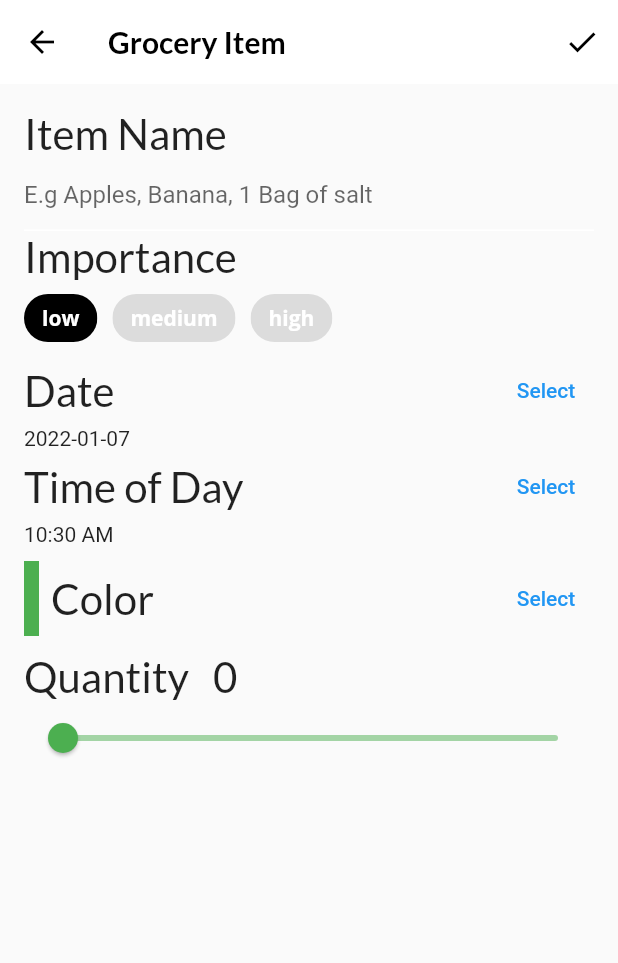
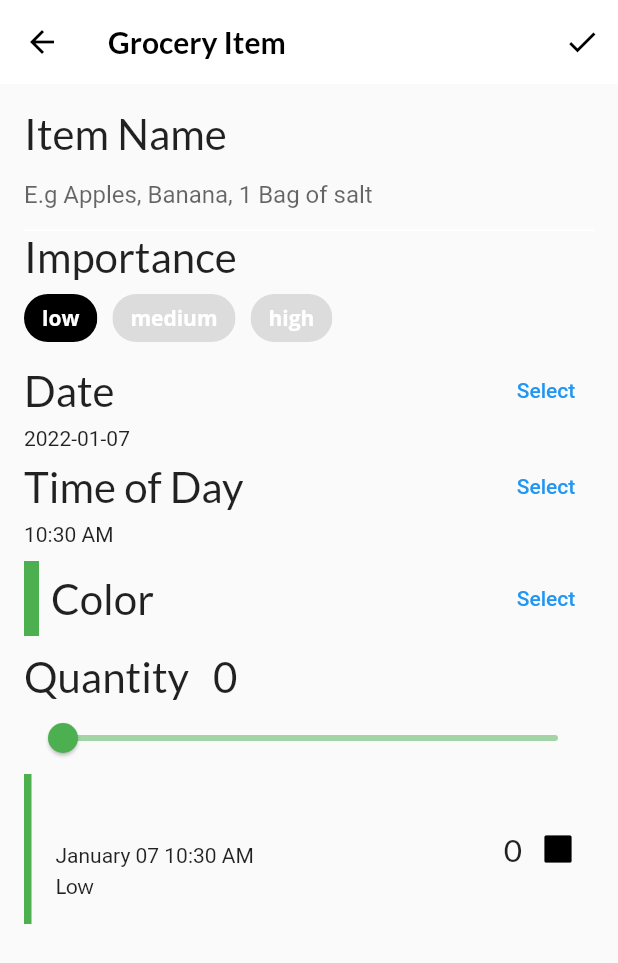
Before and after one commit to chawatvish/flutter_apprentice_book, a Flutter app: the screen it shows after launch, item 3 of the bottom bar chosen, after a tap on the "add" icon, on a phone screen of 412 x 824 dp. Shown: the top 963 px of the screen. Run offline on Flutter 3.47's test engine with Material 2 defaults, Android fonts, the phone set to English and light mode, and no system bars; our stand-ins replace flutter_colorpicker, google_fonts; project files that could hold a hidden picture were left out.

Commit message:
finish grocery tile

```diff
--- /dev/null
+++ b/04-interactive-widgets/project/lib/components/grocery_tile.dart
@@ -0,0 +1,110 @@
+import 'package:flutter/material.dart';
+import 'package:google_fonts/google_fonts.dart';
+import 'package:intl/intl.dart';
+import '../models/grocery_item.dart';
+
+class GroceryTile extends StatelessWidget {
+  final GroceryItem item;
+  final Function(bool?)? onComplete;
+  final TextDecoration textDecoration;
+
+  GroceryTile({
+    Key? key,
+    required this.item,
+    this.onComplete,
+  })  : textDecoration =
+            item.isComplete ? TextDecoration.lineThrough : TextDecoration.none,
+        super(key: key);
+
+  @override
+  Widget build(BuildContext context) {
+    // TODO 21: Change this Widget
+    return Container(
+      height: 100.0,
+      child: Row(
+        mainAxisAlignment: MainAxisAlignment.spaceBetween,
+        children: [
+          Row(
+            children: [
+              Container(
+                width: 5.0,
+                color: item.color,
+              ),
+              const SizedBox(width: 16.0),
+              Column(
+                mainAxisAlignment: MainAxisAlignment.center,
+                crossAxisAlignment: CrossAxisAlignment.start,
+                children: [
+                  Text(
+                    item.name,
+                    style: GoogleFonts.lato(
+                      decoration: textDecoration,
+                      fontSize: 21.0,
+                      fontWeight: FontWeight.bold,
+                    ),
+                  ),
+                  const SizedBox(height: 4.0),
+                  buildDate(),
+                  const SizedBox(height: 4.0),
+                  buildImportance(),
+                ],
+              ),
+            ],
+          ),
+          Row(
+            children: [
+              Text(
+                item.quantity.toString(),
+                style: GoogleFonts.lato(
+                  decoration: textDecoration,
+                  fontSize: 21.0,
+                ),
+              ),
+              buildCheckbox(),
+            ],
+          ),
+        ],
+      ),
+    );
+  }
+
+  Widget buildImportance() {
+    if (item.important == Important.low) {
+      return Text(
+        'Low',
+        style: GoogleFonts.lato(decoration: textDecoration),
+      );
+    } else if (item.important == Important.medium) {
+      return Text('Medium',
+          style: GoogleFonts.lato(
+              fontWeight: FontWeight.w800, decoration: textDecoration));
+    } else if (item.important == Important.high) {
+      return Text(
+        'High',
+        style: GoogleFonts.lato(
+          color: Colors.red,
+          fontWeight: FontWeight.w900,
+          decoration: textDecoration,
+        ),
+      );
+    } else {
+      throw Exception('This importance type does not exist');
+    }
+  }
+
+  Widget buildDate() {
+    final dateFormatter = DateFormat('MMMM dd h:mm a');
+    final dateString = dateFormatter.format(item.date);
+    return Text(
+      dateString,
+      style: TextStyle(decoration: textDecoration),
+    );
+  }
+
+  Widget buildCheckbox() {
+    return Checkbox(
+      value: item.isComplete,
+      onChanged: onComplete,
+    );
+  }
+}
--- a/04-interactive-widgets/project/lib/screens/grocery_item_screen.dart
+++ b/04-interactive-widgets/project/lib/screens/grocery_item_screen.dart
@@ -1,5 +1,6 @@
 import 'package:flutter/material.dart';
 import 'package:flutter_colorpicker/flutter_colorpicker.dart';
+import 'package:fooderlich/components/grocery_tile.dart';
 import 'package:google_fonts/google_fonts.dart';
 import 'package:intl/intl.dart';
 
@@ -92,7 +93,22 @@ class _GroceryItemScreenState extends State<GroceryItemScreen> {
             const SizedBox(height: 10.0),
             buildQuantityField(),
             // TODO 18: Add slider
-            // TODO: 19: Add Grocery Tile
+            GroceryTile(
+              item: GroceryItem(
+                id: 'previewMode',
+                name: _name,
+                important: _important,
+                color: _currentColor,
+                quantity: _currentSliderValue,
+                date: DateTime(
+                  _dueDate.year,
+                  _dueDate.month,
+                  _dueDate.day,
+                  _dueDate.hour,
+                  _dueDate.minute,
+                ),
+              ),
+            ),
           ],
         ),
       ),
```
